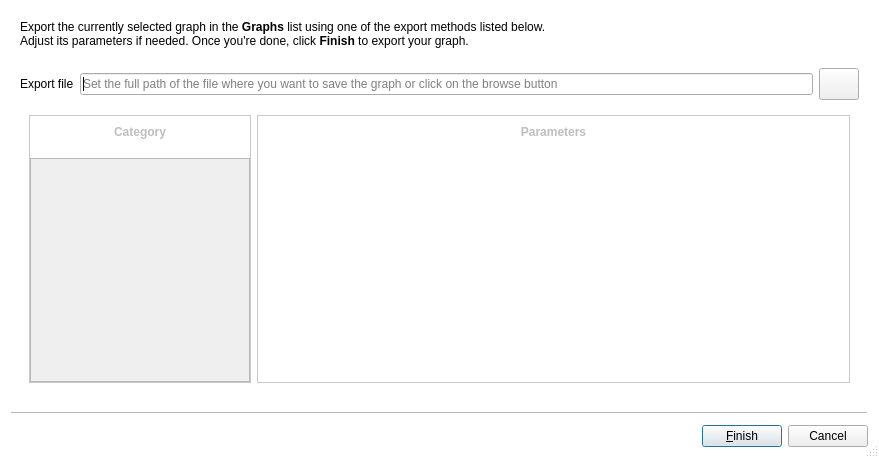
anlambert/tulip, file software/talipot/designer/ExportWizard.ui: the form before one commit.
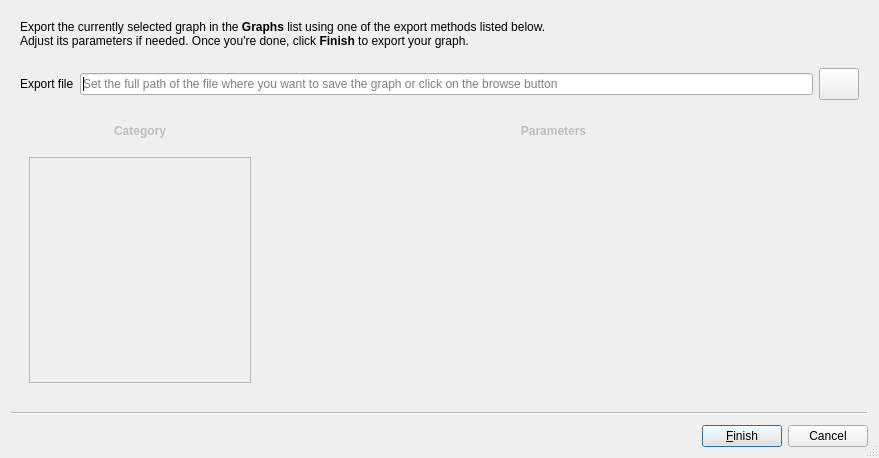
The form after the commit. Icons and pictures are not drawn. Custom widgets are drawn as their Qt base class.

```diff
--- a/software/talipot/designer/ExportWizard.ui
+++ b/software/talipot/designer/ExportWizard.ui
@@ -17,31 +17,6 @@
    <iconset>
     <normaloff>:/talipot/gui/icons/logo32x32.png</normaloff>:/talipot/gui/icons/logo32x32.png</iconset>
   </property>
-  <property name="styleSheet">
-   <string notr="true">QWizard {
-background-color: white;
-}
-QListView, QListWidget {
-background-color: white;
-border: 0px;
-}
-
-QListWidget::item {
-padding: 6px;
-}
-
-#categoryFrame,#parametersFrame,#algorithmFrame {
-border: 1px solid #C9C9C9;
-background-color: white;
-}
-
-#categoryLabel,#parametersLabel,#algorithmLabel {
-background-color: qlineargradient(spread:pad, x1:0, y1:0, x2:0, y2:1,
-stop:1 rgba(0,0,0,0),
-stop:0 #F0F0F0);
-border: 0px;
-}</string>
-  </property>
   <property name="sizeGripEnabled">
    <bool>true</bool>
   </property>
@@ -161,23 +136,6 @@
           </item>
           <item>
            <widget class="QTreeView" name="exportModules">
-            <property name="styleSheet">
-             <string notr="true"> QTreeView::branch {
- border-image: url(none.png) 0;
- }
-
- QTreeView::branch:has-children:!has-siblings:closed,
- QTreeView::branch:closed:has-children:has-siblings {
-         border-image: none;
-         image: url(:/talipot/gui/ui/right_arrow-black.png);
- }
-
- QTreeView::branch:open:has-children:!has-siblings,
- QTreeView::branch:open:has-children:has-siblings  {
-         border-image: none;
-         image: url(:/talipot/gui/ui/down_arrow-black.png);
- }</string>
-            </property>
             <property name="frameShadow">
              <enum>QFrame::Plain</enum>
             </property>
@@ -265,25 +223,6 @@
               </item>
               <item>
                <widget class="QTableView" name="parametersList">
-                <property name="styleSheet">
-                 <string notr="true">QHeaderView::section {
-background-color: white;
-color: black;
-padding-left: 4px;
-padding-right: 4px;
-margin-bottom: -1px;
-border: 1px solid #C9C9C9;
-border-bottom: 0px;
-font: bold 12px;
-}
-QHeaderView {
-background-color: white;
-}
-QTableView {
-background-color: white;
-font: 12px;
-}</string>
-                </property>
                 <property name="frameShape">
                  <enum>QFrame::NoFrame</enum>
                 </property>
```
